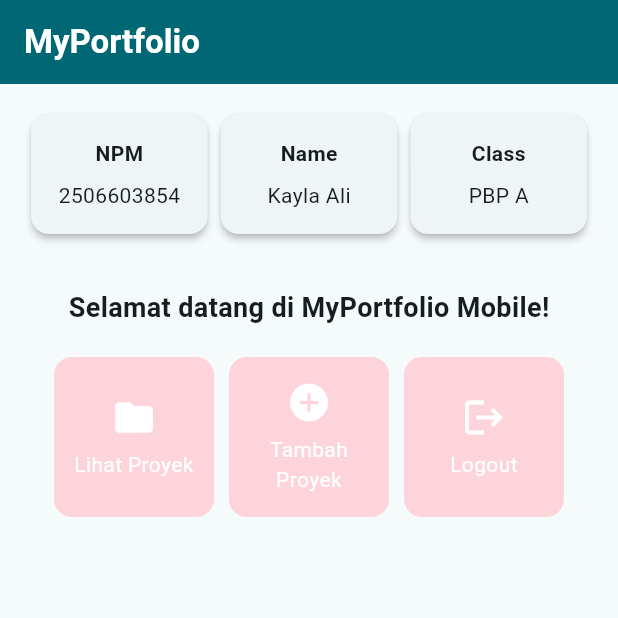
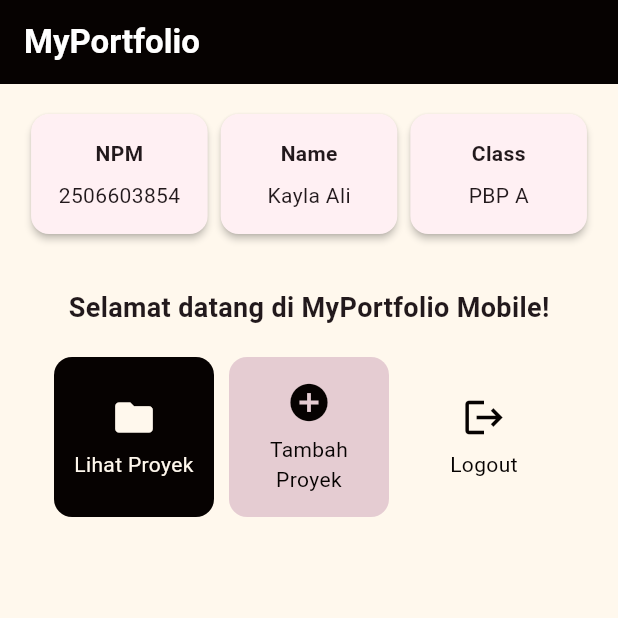
Before and after one commit to kayylaal/myportofolio_mobile, a Flutter app: the screen it shows after launch, on a phone screen of 412 x 824 dp, the top half of it. Run offline on Flutter 3.47's test engine with Material 3 defaults, Android fonts, the phone set to English and light mode, and no system bars.

Commit message:
feat: apply portfolio color palette to action cards

```diff
--- a/lib/main.dart
+++ b/lib/main.dart
@@ -30,9 +30,12 @@ class MyApp extends StatelessWidget {
         // This works for code too, not just values: Most code changes can be
         // tested with just a hot reload.
         colorScheme: ColorScheme.fromSeed(
-          seedColor: const Color(0xFF1A1A1A),
-          secondary: const Color(0xFFFDD4DA),
+          seedColor: const Color(0xFFE5CCD2),
+          primary: const Color(0xFF060201),
+          secondary: const Color(0xFFE5CCD2),
+          surface: const Color(0xFFFFF8ED),
         ),
+        scaffoldBackgroundColor: const Color(0xFFFFF8ED),
         useMaterial3: true,
       ),
       home: MyHomePage(),
--- a/lib/menu.dart
+++ b/lib/menu.dart
@@ -8,9 +8,9 @@ class MyHomePage extends StatelessWidget {
   final String kelas = "PBP A";
 
   final List<ItemHomepage> items = [
-    ItemHomepage("Lihat Proyek", Icons.folder),
-    ItemHomepage("Tambah Proyek", Icons.add_circle),
-    ItemHomepage("Logout", Icons.logout),
+    ItemHomepage("Lihat Proyek", Icons.folder, const Color(0xFF060201)),
+    ItemHomepage("Tambah Proyek", Icons.add_circle, const Color(0xFFE5CCD2)),
+    ItemHomepage("Logout", Icons.logout, const Color(0xFFFFF8ED)),
   ];
 
   @override
@@ -23,7 +23,7 @@ class MyHomePage extends StatelessWidget {
           'MyPortfolio',
           style: TextStyle(color: Colors.white, fontWeight: FontWeight.bold),
         ),
-        backgroundColor: Theme.of(context).colorScheme.primary,
+        backgroundColor: const Color(0xFF060201),
       ),
       // Body halaman utama dengan padding di sekelilingnya.
       body: Padding(
@@ -113,8 +113,13 @@ class InfoCard extends StatelessWidget {
 class ItemHomepage {
   final String name;
   final IconData icon;
+  final Color color;
 
-  ItemHomepage(this.name, this.icon);
+  Color get foregroundColor => color.computeLuminance() > 0.5
+      ? const Color(0xFF060201)
+      : const Color(0xFFFFF8ED);
+
+  ItemHomepage(this.name, this.icon, this.color);
 }
 
 class ItemCard extends StatelessWidget {
@@ -126,7 +131,7 @@ class ItemCard extends StatelessWidget {
   Widget build(BuildContext context) {
     return Material(
       // Menggunakan warna sekunder dari skema tema aplikasi.
-      color: Theme.of(context).colorScheme.secondary,
+      color: item.color,
       borderRadius: BorderRadius.circular(12),
       child: InkWell(
         // Aksi ketika kartu ditekan oleh pengguna.
@@ -146,12 +151,12 @@ class ItemCard extends StatelessWidget {
             child: Column(
               mainAxisAlignment: MainAxisAlignment.center,
               children: [
-                Icon(item.icon, color: Colors.white, size: 30.0),
+                Icon(item.icon, color: item.foregroundColor, size: 30.0),
                 const Padding(padding: EdgeInsets.all(3)),
                 Text(
                   item.name,
                   textAlign: TextAlign.center,
-                  style: const TextStyle(color: Colors.white),
+                  style: TextStyle(color: item.foregroundColor),
                 ),
               ],
             ),
```
